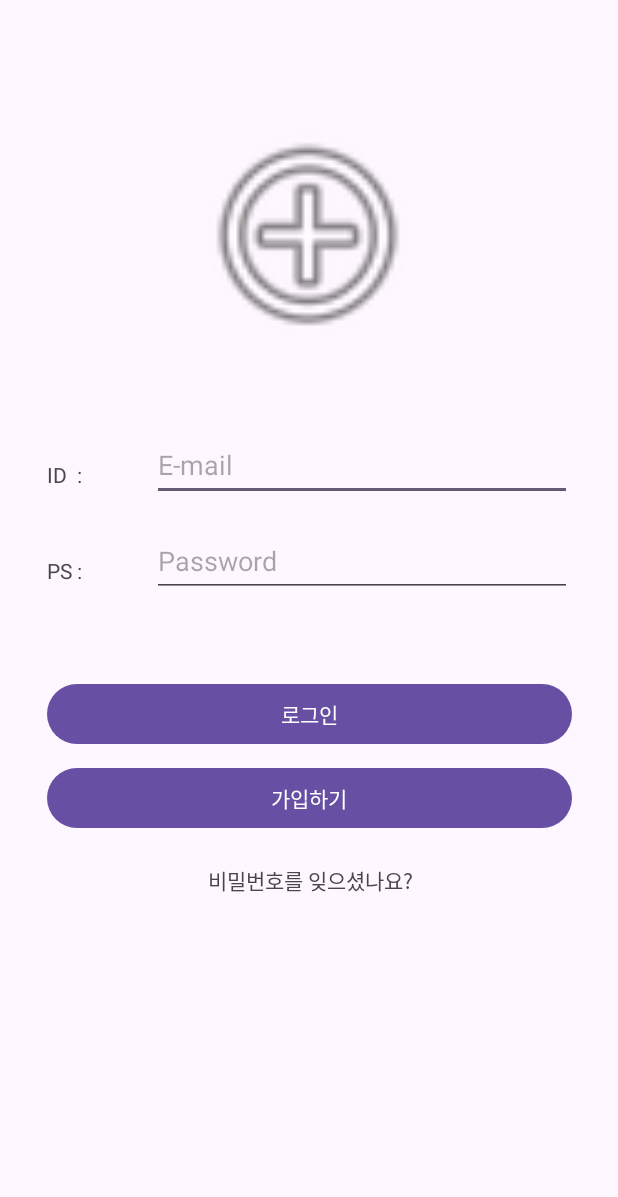
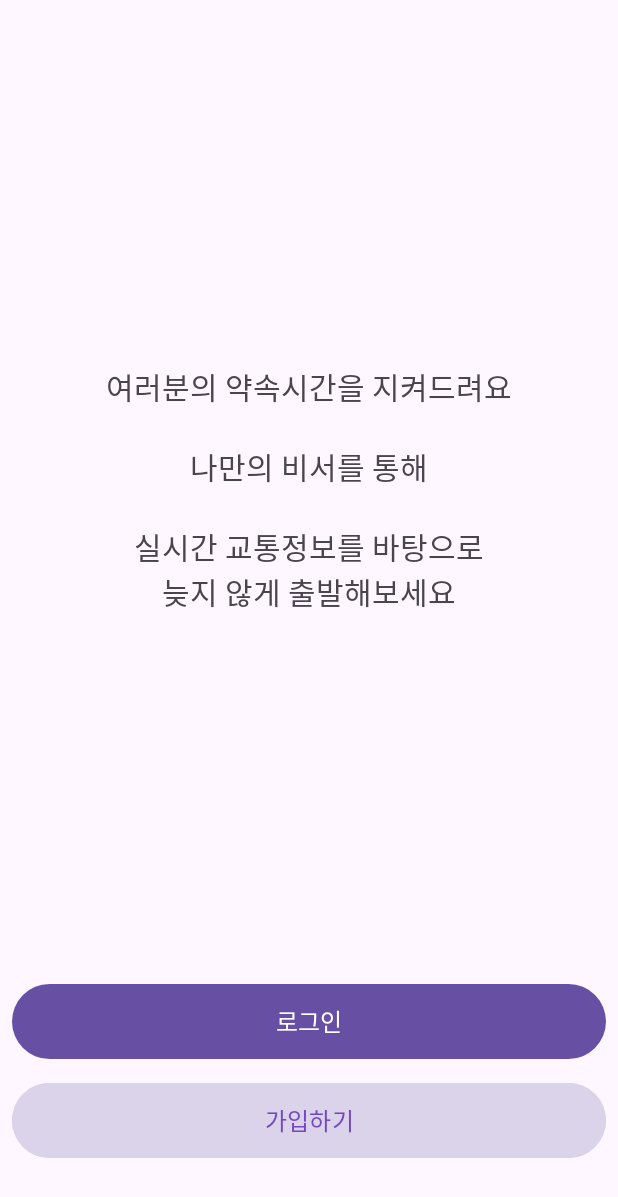
Before and after one commit to SeoulTech-IISE-CapstoneDesign2023/ChangedMySecretary, an Android app: the screen it shows after launch (LoginActivity before the commit, IntroActivity after it), on a phone screen of 412 x 824 dp. Shown: the top 1197 px of the screen. Run offline under Robolectric (Android 15) with nearby library versions, the phone set to English and light mode, and no system bars; our stand-ins replace Firebase (no records; nobody signed in at launch, a user with empty details on screens opened directly); libraries missing offline, so code that uses them is left out: com.naver.maps, com.prolificinteractive.materialcalendarview; 2 statements that could not run were skipped.

Commit message:
feat: IntroActivity 추가 & 로그인 레이아웃 개선

```diff
--- /dev/null
+++ b/app/src/main/java/com/example/fastcampus/part3/design/IntroActivity.kt
@@ -0,0 +1,27 @@
+package com.example.fastcampus.part3.design
+
+import android.content.Intent
+import androidx.appcompat.app.AppCompatActivity
+import android.os.Bundle
+import com.example.fastcampus.part3.design.databinding.ActivityIntroBinding
+
+class IntroActivity : AppCompatActivity() {
+
+    val binding by lazy { ActivityIntroBinding.inflate(layoutInflater) }
+
+    override fun onCreate(savedInstanceState: Bundle?) {
+        super.onCreate(savedInstanceState)
+        setContentView(binding.root)
+
+        binding.LoginPageBtn.setOnClickListener {
+            val intent =
+                Intent(this, LoginActivity::class.java)
+            startActivity(intent)
+        }
+
+        binding.SignUpBtn.setOnClickListener {
+            val intent = Intent(this, SignUpActivity::class.java)
+            startActivity(intent)
+        }
+    }
+}
--- a/app/src/main/java/com/example/fastcampus/part3/design/MainActivity.kt
+++ b/app/src/main/java/com/example/fastcampus/part3/design/MainActivity.kt
@@ -67,7 +67,7 @@ class MainActivity : AppCompatActivity() {
                         if (count == 0) {
                             Firebase.auth.signOut()
                             val intent =
-                                Intent(this@MainActivity, LoginActivity::class.java)
+                                Intent(this@MainActivity, IntroActivity::class.java)
                             startActivity(intent)
                         }
                     }
@@ -78,7 +78,7 @@ class MainActivity : AppCompatActivity() {
             // 사용자가 로그아웃한 경우 또는 인증 정보가 없는 경우
             Firebase.auth.signOut()
             val intent =
-                Intent(this@MainActivity, LoginActivity::class.java)
+                Intent(this@MainActivity, IntroActivity::class.java)
             startActivity(intent)
         }
 
--- /dev/null
+++ b/app/src/main/res/layout/activity_intro.xml
@@ -0,0 +1,59 @@
+<?xml version="1.0" encoding="utf-8"?>
+<androidx.constraintlayout.widget.ConstraintLayout xmlns:android="http://schemas.android.com/apk/res/android"
+    xmlns:app="http://schemas.android.com/apk/res-auto"
+    xmlns:tools="http://schemas.android.com/tools"
+    android:layout_width="match_parent"
+    android:layout_height="match_parent"
+    tools:context=".LoginActivity">
+
+    <com.airbnb.lottie.LottieAnimationView
+        android:id="@+id/imageLoadingView"
+        android:layout_width="match_parent"
+        android:layout_height="match_parent"
+        android:visibility="gone"
+        app:lottie_autoPlay="true"
+        app:lottie_loop="true"
+        app:lottie_rawRes="@raw/loading_chip_animation" />
+
+    <Button
+        android:id="@+id/SignUpBtn"
+        android:layout_width="0dp"
+        android:layout_height="58dp"
+        android:layout_marginStart="8dp"
+        android:layout_marginEnd="8dp"
+        android:layout_marginBottom="48dp"
+        android:backgroundTint="#DBD3EA"
+        android:text="가입하기"
+        android:textColor="#7448C3"
+        android:textSize="16sp"
+        app:layout_constraintBottom_toBottomOf="parent"
+        app:layout_constraintEnd_toEndOf="parent"
+        app:layout_constraintHorizontal_bias="1.0"
+        app:layout_constraintStart_toStartOf="parent" />
+
+    <TextView
+        android:id="@+id/IntroText"
+        android:layout_width="wrap_content"
+        android:layout_height="wrap_content"
+        android:gravity="center"
+        android:text="여러분의 약속시간을 지켜드려요\n\n나만의 비서를 통해\n\n실시간 교통정보를 바탕으로\n늦지 않게 출발해보세요"
+        android:textSize="20sp"
+        app:layout_constraintBottom_toTopOf="@+id/LoginPageBtn"
+        app:layout_constraintEnd_toEndOf="parent"
+        app:layout_constraintStart_toStartOf="parent"
+        app:layout_constraintTop_toTopOf="parent" />
+
+    <Button
+        android:id="@+id/LoginPageBtn"
+        android:layout_width="0dp"
+        android:layout_height="58dp"
+        android:layout_marginStart="8dp"
+        android:layout_marginEnd="8dp"
+        android:layout_marginBottom="8dp"
+        android:text="로그인"
+        android:textSize="16sp"
+        app:layout_constraintBottom_toTopOf="@+id/SignUpBtn"
+        app:layout_constraintEnd_toEndOf="parent"
+        app:layout_constraintStart_toStartOf="parent" />
+
+</androidx.constraintlayout.widget.ConstraintLayout>
--- a/app/src/main/res/layout/activity_login.xml
+++ b/app/src/main/res/layout/activity_login.xml
@@ -6,85 +6,79 @@
     android:layout_height="match_parent"
     tools:context=".LoginActivity">
 
-    <com.airbnb.lottie.LottieAnimationView
-        android:id="@+id/imageLoadingView"
-        android:layout_width="match_parent"
-        android:layout_height="match_parent"
-        android:visibility="gone"
-        app:lottie_autoPlay="true"
-        app:lottie_loop="true"
-        app:lottie_rawRes="@raw/loading_chip_animation" />
+    <androidx.appcompat.widget.Toolbar
+        android:id="@+id/toolbar"
+        android:layout_width="0dp"
+        android:layout_height="wrap_content"
+        android:background="@color/white"
+        android:minHeight="?attr/actionBarSize"
+        android:theme="?attr/actionBarTheme"
+        app:layout_constraintEnd_toEndOf="parent"
+        app:layout_constraintStart_toStartOf="parent"
+        app:layout_constraintTop_toTopOf="parent">
 
-    <ImageView
-        android:id="@+id/logo"
-        android:layout_width="160dp"
-        android:layout_height="160dp"
-        android:layout_marginTop="76dp"
+        <TextView
+            android:id="@+id/toolbar_title"
+            android:layout_width="wrap_content"
+            android:layout_height="wrap_content"
+            android:layout_gravity="center"
+            android:text="로그인"
+            android:textColor="#5C5C5C"
+            android:textSize="18sp"
+            tools:layout_editor_absoluteX="144dp"
+            tools:layout_editor_absoluteY="19dp" />
+
+    </androidx.appcompat.widget.Toolbar>
+
+    <com.google.android.material.textfield.TextInputLayout
+        android:id="@+id/textInputLayout2"
+        android:layout_width="0dp"
+        android:layout_height="wrap_content"
+        android:layout_marginStart="8dp"
+        android:layout_marginTop="24dp"
+        android:layout_marginEnd="8dp"
         app:layout_constraintEnd_toEndOf="parent"
-        app:layout_constraintHorizontal_bias="0.498"
         app:layout_constraintStart_toStartOf="parent"
-        app:layout_constraintTop_toTopOf="parent"
-        app:srcCompat="@android:drawable/ic_menu_add" />
+        app:layout_constraintTop_toBottomOf="@+id/toolbar">
 
-    <EditText
-        android:id="@+id/inputID"
-        android:layout_width="280dp"
-        android:layout_height="48dp"
-        android:layout_marginTop="50dp"
-        android:ems="10"
-        android:hint="E-mail"
-        android:inputType="text"
-        app:layout_constraintEnd_toEndOf="@+id/SignInBtn"
-        app:layout_constraintTop_toBottomOf="@+id/logo" />
+        <com.google.android.material.textfield.TextInputEditText
+            android:id="@+id/inputID"
+            android:layout_width="match_parent"
+            android:layout_height="wrap_content"
+            android:hint="이메일 주소" />
+    </com.google.android.material.textfield.TextInputLayout>
 
-    <EditText
-        android:id="@+id/inputPW"
-        android:layout_width="280dp"
-        android:layout_height="48dp"
-        android:layout_marginTop="16dp"
-        android:ems="10"
-        android:hint="Password"
-        android:inputType="text|textPassword"
-        app:layout_constraintEnd_toEndOf="@+id/SignInBtn"
-        app:layout_constraintTop_toBottomOf="@+id/inputID" />
+    <com.google.android.material.textfield.TextInputLayout
+        android:id="@+id/textInputLayout3"
+        android:layout_width="0dp"
+        android:layout_height="wrap_content"
+        android:layout_marginStart="8dp"
+        android:layout_marginTop="8dp"
+        android:layout_marginEnd="8dp"
+        app:layout_constraintEnd_toEndOf="parent"
+        app:layout_constraintStart_toStartOf="parent"
+        app:layout_constraintTop_toBottomOf="@+id/textInputLayout2">
 
-    <TextView
-        android:id="@+id/textView"
-        android:layout_width="wrap_content"
-        android:layout_height="wrap_content"
-        android:layout_marginBottom="8dp"
-        android:text="ID  :"
-        app:layout_constraintBottom_toBottomOf="@+id/inputID"
-        app:layout_constraintStart_toStartOf="@+id/SignInBtn" />
-
-    <TextView
-        android:id="@+id/textView2"
-        android:layout_width="wrap_content"
-        android:layout_height="wrap_content"
-        android:layout_marginBottom="8dp"
-        android:text="PS :"
-        app:layout_constraintBottom_toBottomOf="@+id/inputPW"
-        app:layout_constraintStart_toStartOf="@+id/SignInBtn" />
+        <com.google.android.material.textfield.TextInputEditText
+            android:id="@+id/inputPW"
+            android:layout_width="match_parent"
+            android:layout_height="wrap_content"
+            android:hint="비밀번호"
+            android:inputType="text|textPassword" />
+    </com.google.android.material.textfield.TextInputLayout>
 
     <Button
         android:id="@+id/SignInBtn"
-        android:layout_width="350dp"
-        android:layout_height="48dp"
-        android:layout_marginTop="54dp"
+        android:layout_width="0dp"
+        android:layout_height="58dp"
+        android:layout_marginStart="8dp"
+        android:layout_marginTop="48dp"
+        android:layout_marginEnd="8dp"
         android:text="로그인"
         app:layout_constraintEnd_toEndOf="parent"
+        app:layout_constraintHorizontal_bias="0.0"
         app:layout_constraintStart_toStartOf="parent"
-        app:layout_constraintTop_toBottomOf="@+id/inputPW" />
-
-    <Button
-        android:id="@+id/SignUpBtn"
-        android:layout_width="350dp"
-        android:layout_height="48dp"
-        android:layout_marginTop="8dp"
-        android:text="가입하기"
-        app:layout_constraintEnd_toEndOf="parent"
-        app:layout_constraintStart_toStartOf="parent"
-        app:layout_constraintTop_toBottomOf="@+id/SignInBtn" />
+        app:layout_constraintTop_toBottomOf="@+id/textInputLayout3" />
 
     <TextView
         android:id="@+id/findPWBtn"
@@ -95,7 +89,9 @@
         android:singleLine="true"
         android:text="비밀번호를 잊으셨나요?"
         app:layout_constraintEnd_toEndOf="parent"
+        app:layout_constraintHorizontal_bias="0.498"
         app:layout_constraintStart_toStartOf="parent"
-        app:layout_constraintTop_toBottomOf="@+id/SignUpBtn" />
+        app:layout_constraintTop_toBottomOf="@+id/SignInBtn" />
+
 
 </androidx.constraintlayout.widget.ConstraintLayout>
```
Also changed, not shown: app/src/main/AndroidManifest.xml (+6 -1 lines), app/src/main/java/com/example/fastcampus/part3/design/LoginActivity.kt (+20 -4 lines).
